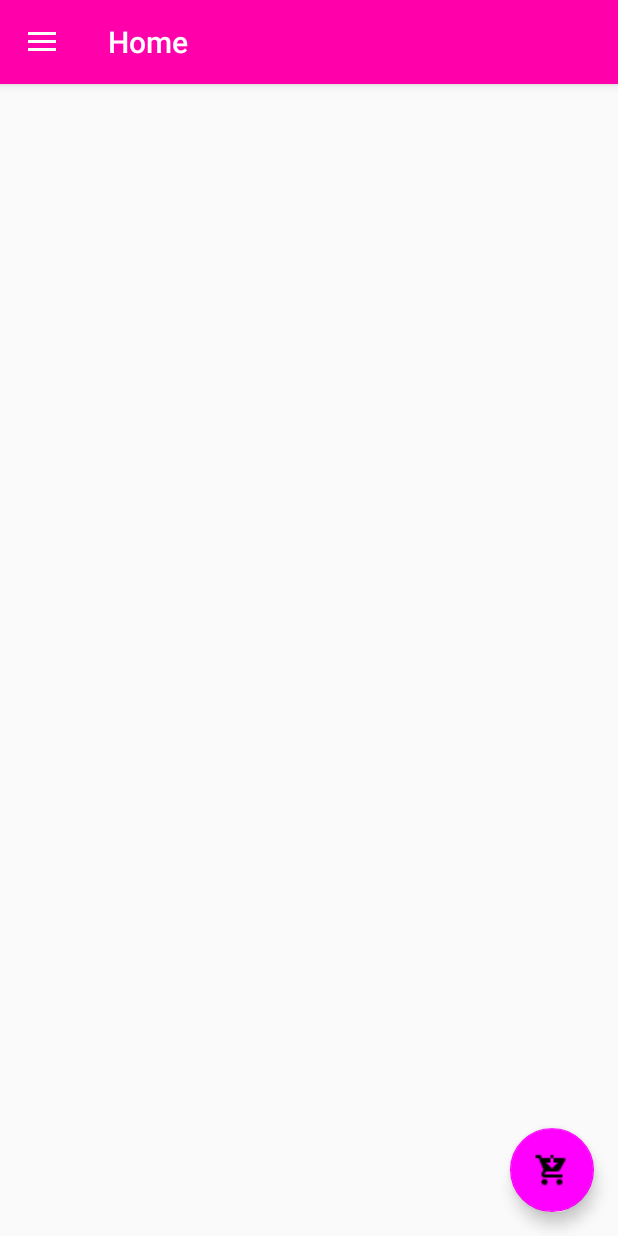
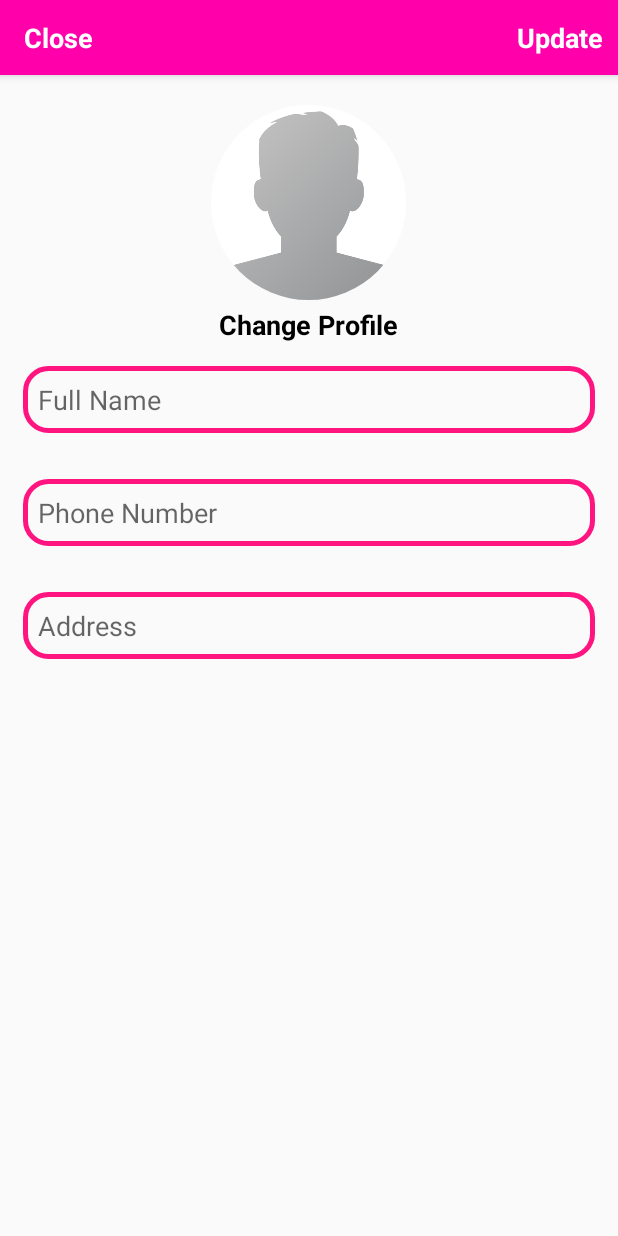
Before and after one commit to woupyie/Thrifty, an Android app: the HomeActivity screen opened directly, with no data from a screen before it, in the side drawer, after a tap on "Settings", on a phone screen of 412 x 824 dp. Run offline under Robolectric (Android 15) with nearby library versions, the phone set to English and light mode, and no system bars; our stand-ins replace CircleImageView, Firebase (no records; nobody signed in at launch, a user with empty details on screens opened directly), Picasso, navigation-ui; libraries missing offline, so code that uses them is left out: io.paperdb; 2 statements that could not run were skipped.

Commit message:
Settings layout implemented

```diff
--- a/app/src/main/AndroidManifest.xml
+++ b/app/src/main/AndroidManifest.xml
@@ -9,10 +9,11 @@
         android:roundIcon="@mipmap/ic_launcher_round"
         android:supportsRtl="true"
         android:theme="@style/AppTheme">
+        <activity android:name=".SettingsActivity"></activity>
         <activity
             android:name=".HomeActivity"
             android:label="@string/title_activity_home"
-            android:theme="@style/AppTheme.NoActionBar"></activity>
+            android:theme="@style/AppTheme.NoActionBar" />
         <activity android:name=".AdminCategoryActivity" />
         <activity android:name=".AdminAddNewProductActivity" />
         <activity android:name=".MainActivity">
--- a/app/src/main/java/com/woupyie/thrifty/HomeActivity.java
+++ b/app/src/main/java/com/woupyie/thrifty/HomeActivity.java
@@ -182,6 +182,8 @@ public class HomeActivity extends AppCompatActivity implements NavigationView.On
         }
         else if (id == R.id.nav_settings)
         {
+            Intent intent = new Intent(HomeActivity.this, SettingsActivity.class);
+            startActivity(intent);
 
         }
         else if (id == R.id.nav_logout)
--- /dev/null
+++ b/app/src/main/java/com/woupyie/thrifty/SettingsActivity.java
@@ -0,0 +1,14 @@
+package com.woupyie.thrifty;
+
+import androidx.appcompat.app.AppCompatActivity;
+
+import android.os.Bundle;
+
+public class SettingsActivity extends AppCompatActivity {
+
+    @Override
+    protected void onCreate(Bundle savedInstanceState) {
+        super.onCreate(savedInstanceState);
+        setContentView(R.layout.activity_settings);
+    }
+}
--- /dev/null
+++ b/app/src/main/res/layout/activity_settings.xml
@@ -0,0 +1,106 @@
+<?xml version="1.0" encoding="utf-8"?>
+<RelativeLayout
+    xmlns:android="http://schemas.android.com/apk/res/android"
+    xmlns:app="http://schemas.android.com/apk/res-auto"
+    xmlns:tools="http://schemas.android.com/tools"
+    android:layout_width="match_parent"
+    android:layout_height="match_parent"
+    tools:context=".SettingsActivity">
+
+    <com.google.android.material.appbar.AppBarLayout
+        android:id="@+id/app_bar_settings"
+        android:layout_width="match_parent"
+        android:layout_height="50dp"
+        android:background="@color/colorPrimary">
+
+        <androidx.appcompat.widget.Toolbar
+            android:id="@+id/toolbar_settings"
+            android:layout_width="match_parent"
+            android:layout_height="wrap_content">
+
+            <RelativeLayout
+                android:layout_width="match_parent"
+                android:layout_height="match_parent">
+
+                <TextView
+                    android:id="@+id/close_settings_btn"
+                    android:layout_width="wrap_content"
+                    android:layout_height="wrap_content"
+                    android:text="Close"
+                    android:textColor="@android:color/white"
+                    android:textSize="18sp"
+                    android:textStyle="bold"
+                    android:layout_alignParentStart="true"/>
+
+                <TextView
+                    android:id="@+id/update_account_settings_btn"
+                    android:layout_width="wrap_content"
+                    android:layout_height="wrap_content"
+                    android:text="Update"
+                    android:textColor="@android:color/white"
+                    android:textSize="18sp"
+                    android:textStyle="bold"
+                    android:layout_alignParentEnd="true"
+                    android:layout_marginRight="10dp"/>
+
+
+            </RelativeLayout>
+
+        </androidx.appcompat.widget.Toolbar>
+
+    </com.google.android.material.appbar.AppBarLayout>
+
+    <de.hdodenhof.circleimageview.CircleImageView
+        android:id="@+id/settings_profile_image"
+        android:layout_width="130dp"
+        android:layout_height="130dp"
+        android:src="@drawable/profile"
+        android:layout_below="@+id/app_bar_settings"
+        android:layout_marginTop="20dp"
+        android:layout_centerHorizontal="true"/>
+
+    <TextView
+        android:id="@+id/user_profile_image_change_btn"
+        android:layout_width="wrap_content"
+        android:layout_height="wrap_content"
+        android:layout_below="@+id/settings_profile_image"
+        android:text="Change Profile"
+        android:textSize="18sp"
+        android:textStyle="bold"
+        android:textColor="@android:color/black"
+        android:layout_centerHorizontal="true"
+        android:layout_marginRight="10dp"
+        android:layout_marginTop="4dp"/>
+
+    <EditText
+        android:id="@+id/full_name"
+        android:layout_width="match_parent"
+        android:layout_height="wrap_content"
+        android:layout_below="@+id/user_profile_image_change_btn"
+        android:hint="Full Name"
+        android:layout_margin="15dp"
+        android:padding="10dp"
+        android:background="@drawable/input_design"/>
+
+    <EditText
+        android:id="@+id/settings_phone_number"
+        android:layout_width="match_parent"
+        android:layout_height="wrap_content"
+        android:layout_below="@+id/full_name"
+        android:hint="Phone Number"
+        android:layout_margin="15dp"
+        android:padding="10dp"
+        android:background="@drawable/input_design"/>
+
+
+    <EditText
+        android:id="@+id/settings_address"
+        android:layout_width="match_parent"
+        android:layout_height="wrap_content"
+        android:layout_below="@+id/settings_phone_number"
+        android:hint="Address"
+        android:layout_margin="15dp"
+        android:padding="10dp"
+        android:background="@drawable/input_design"/>
+
+</RelativeLayout>
```
